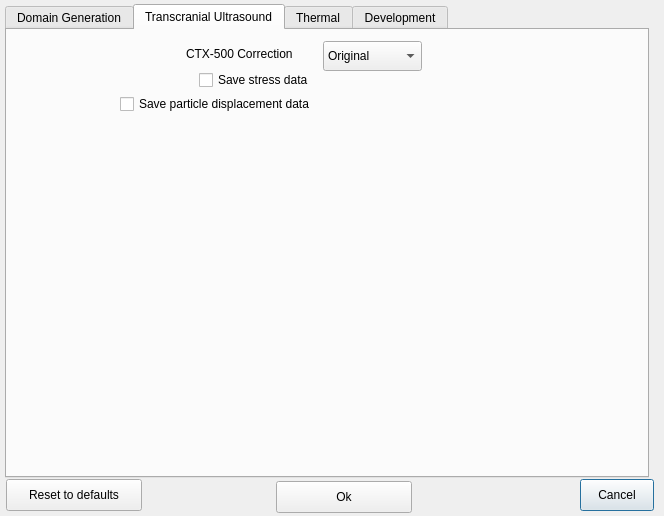
Qt form BabelBrain/Options/form.ui (ProteusMRIgHIFU/BabelBrain) before a commit.
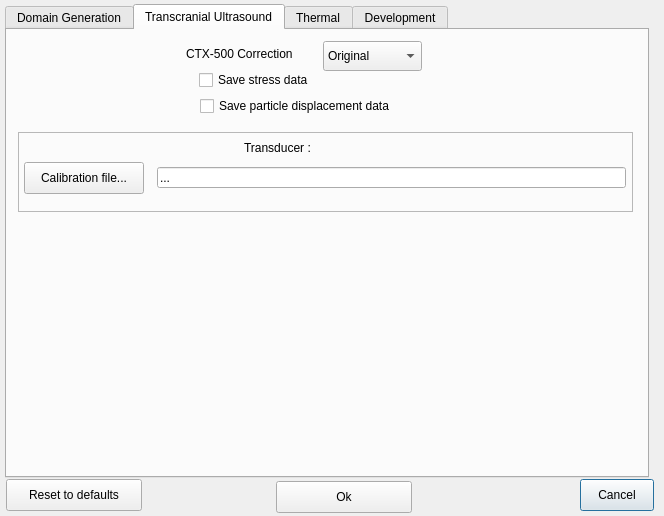
The same form after that commit. The open tabs and pages were chosen to show the change.

Commit message:
Add support for optimized transducer weights
Introduces the ability to specify and use optimized weights for each transducer. Updates the options dialog and configuration to allow users to select calibration files for transducers, propagates the selected file through the simulation pipeline, and ensures that corrections are bypassed when optimized weights are present.

Patch:
```diff
--- a/BabelBrain/Options/form.ui
+++ b/BabelBrain/Options/form.ui
@@ -678,8 +678,8 @@
     <widget class="QCheckBox" name="SaveDisplacementcheckBox">
      <property name="geometry">
       <rect>
-       <x>113</x>
-       <y>64</y>
+       <x>193</x>
+       <y>66</y>
        <width>228</width>
        <height>20</height>
       </rect>
@@ -691,6 +691,73 @@
       <string>Save particle displacement data  </string>
      </property>
     </widget>
+    <widget class="QFrame" name="frame">
+     <property name="geometry">
+      <rect>
+       <x>11</x>
+       <y>102</y>
+       <width>615</width>
+       <height>80</height>
+      </rect>
+     </property>
+     <property name="frameShape">
+      <enum>QFrame::Shape::StyledPanel</enum>
+     </property>
+     <property name="frameShadow">
+      <enum>QFrame::Shadow::Raised</enum>
+     </property>
+     <widget class="QPushButton" name="TxOptimizedWeightspushButton">
+      <property name="geometry">
+       <rect>
+        <x>6</x>
+        <y>30</y>
+        <width>120</width>
+        <height>32</height>
+       </rect>
+      </property>
+      <property name="styleSheet">
+       <string notr="true"/>
+      </property>
+      <property name="text">
+       <string>Calibration file...</string>
+      </property>
+      <property name="autoDefault">
+       <bool>false</bool>
+      </property>
+      <property name="flat">
+       <bool>false</bool>
+      </property>
+     </widget>
+     <widget class="QLineEdit" name="TxOptimizedWeightsLineEdit">
+      <property name="geometry">
+       <rect>
+        <x>139</x>
+        <y>35</y>
+        <width>469</width>
+        <height>21</height>
+       </rect>
+      </property>
+      <property name="styleSheet">
+       <string notr="true"/>
+      </property>
+      <property name="text">
+       <string>...</string>
+      </property>
+     </widget>
+     <widget class="QLabel" name="TxWeightLabel">
+      <property name="geometry">
+       <rect>
+        <x>226</x>
+        <y>8</y>
+        <width>158</width>
+        <height>16</height>
+       </rect>
+      </property>
+      <property name="text">
+       <string>Transducer : </string>
+      </property>
+     </widget>
+    </widget>
    </widget>
    <widget class="QWidget" name="tab_3">
     <attribute name="title">
```
Left out of the diff: 2 changed lines with no effect on the pictures. The commit also changes 6 other files.
